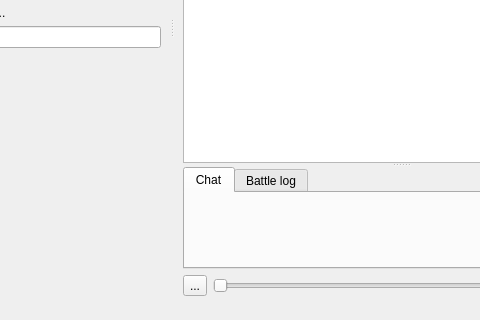
First picture: the form in src/ui/mainwindow.ui, repository Sgambe33/WT-Plotter, before the edit; both pictures show x 263 to 743 and y 280 to 600 of the 900 by 600 pixel window.
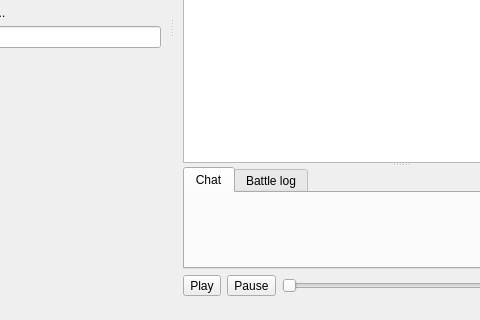
Second picture: the form after the edit. The open tabs and pages were chosen to show the change. Icons and pictures are not drawn. Custom widgets are drawn as their Qt base class.

What changed in the file:
```diff
--- a/src/ui/mainwindow.ui
+++ b/src/ui/mainwindow.ui
@@ -310,7 +310,14 @@
            <item>
             <widget class="QToolButton" name="toolButton">
              <property name="text">
-              <string>...</string>
+              <string>Play</string>
+             </property>
+            </widget>
+           </item>
+           <item>
+            <widget class="QToolButton" name="toolButton_2">
+             <property name="text">
+              <string>Pause</string>
              </property>
             </widget>
            </item>
```
Left out of the diff: 2 changed lines with no effect on the pictures.
